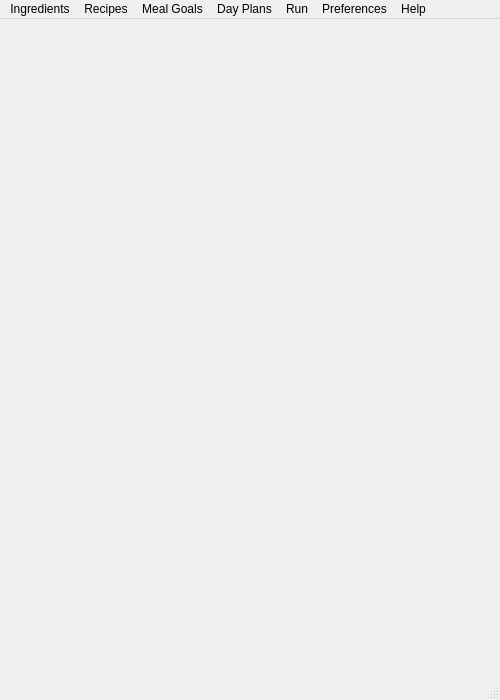
Before: the Qt Designer form gui/mainwindow.ui in JamesAIzzard/codiet, drawn with Qt 5.
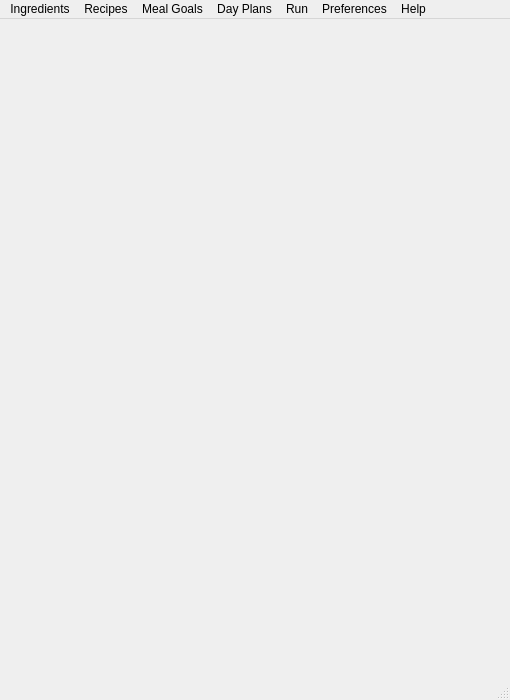
After: the same form once the commit is applied. Icons and pictures are not drawn.

```diff
--- a/gui/mainwindow.ui
+++ b/gui/mainwindow.ui
@@ -6,7 +6,7 @@
    <rect>
     <x>0</x>
     <y>0</y>
-    <width>500</width>
+    <width>510</width>
     <height>700</height>
    </rect>
   </property>
@@ -54,8 +54,8 @@
     <rect>
      <x>0</x>
      <y>0</y>
-     <width>500</width>
-     <height>21</height>
+     <width>510</width>
+     <height>25</height>
     </rect>
    </property>
    <widget class="QMenu" name="btn_preferences">
```
